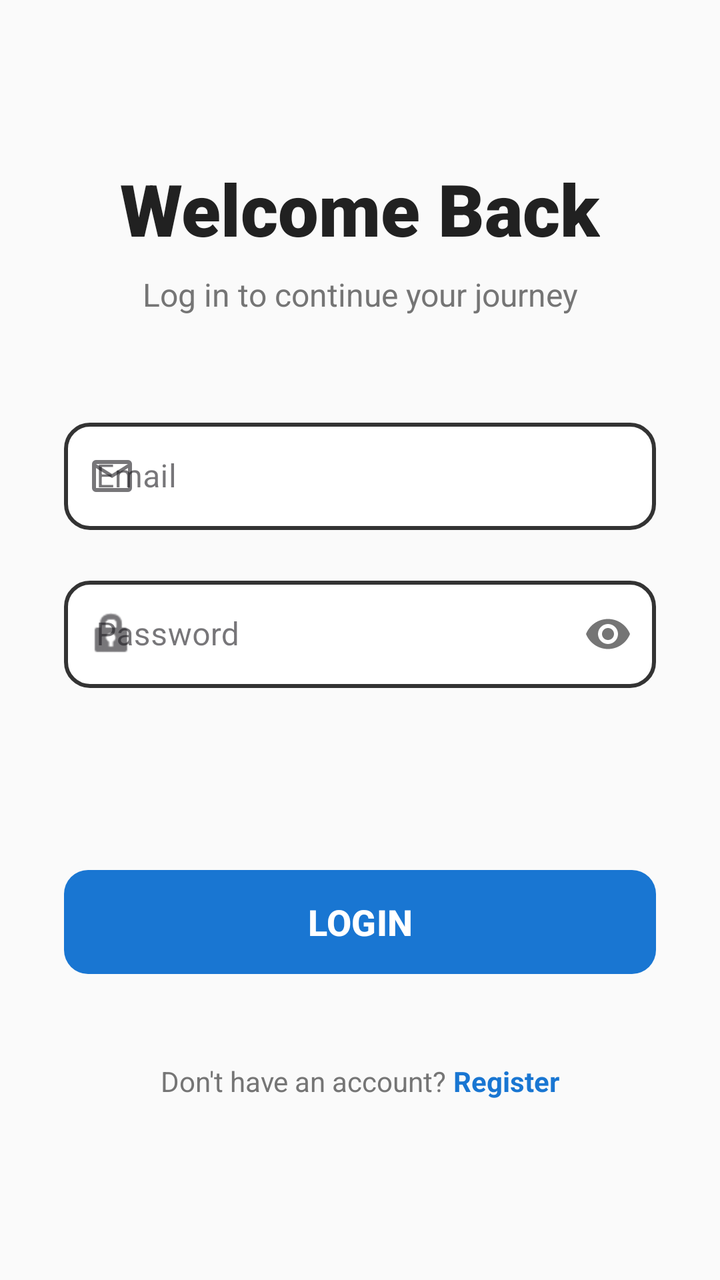
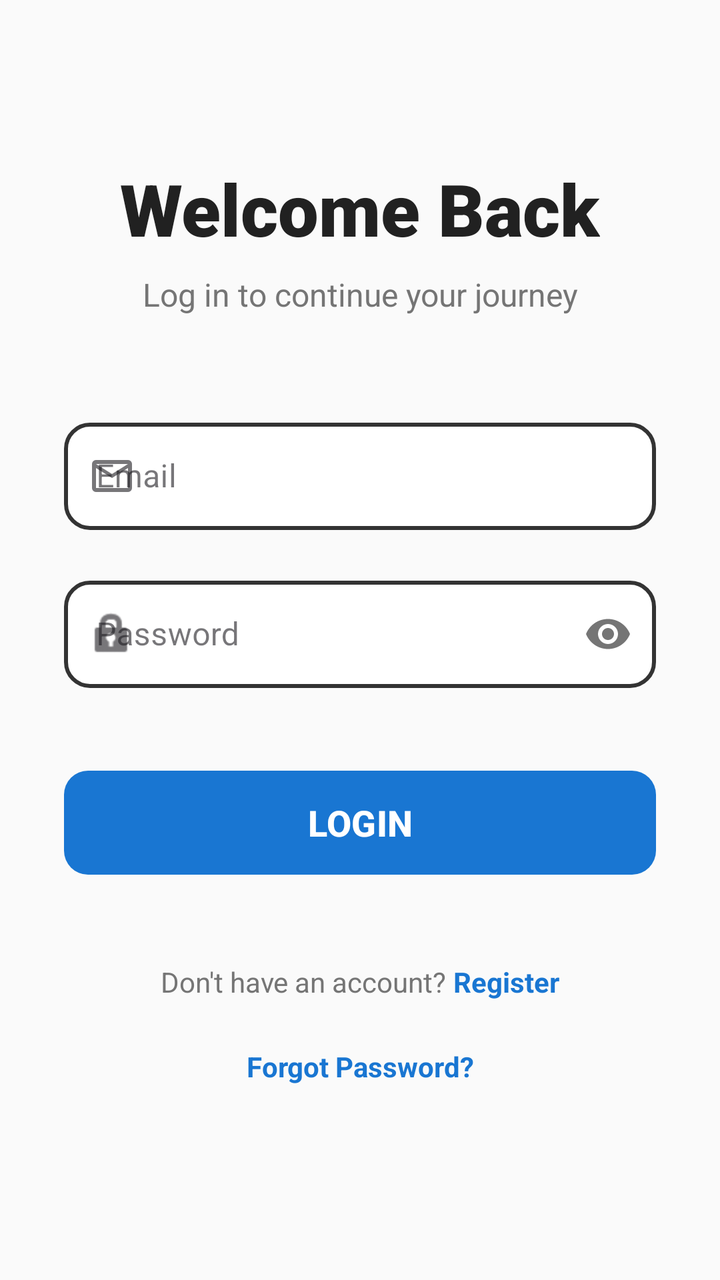

An Android layout rendered at two revisions. The XML below is the earlier revision; the diff shows what the commit changed to produce the second picture.
<!-- AndroidManifest.xml: application theme Theme.Wanderer -->
<!-- res/layout/activity_login.xml -->
<?xml version="1.0" encoding="utf-8"?>
<androidx.core.widget.NestedScrollView
    xmlns:android="http://schemas.android.com/apk/res/android"
    xmlns:app="http://schemas.android.com/apk/res-auto"
    xmlns:tools="http://schemas.android.com/tools"
    android:layout_width="match_parent"
    android:layout_height="match_parent"
    android:fillViewport="true"
    android:background="#FAFAFA"
    tools:context=".LoginActivity">

    <androidx.constraintlayout.widget.ConstraintLayout
        android:layout_width="match_parent"
        android:layout_height="wrap_content"
        android:paddingBottom="32dp"> 

        
        <TextView
            android:id="@+id/tvLoginTitle"
            android:layout_width="wrap_content"
            android:layout_height="wrap_content"
            android:layout_marginTop="80dp"
            android:fontFamily="sans-serif-black"
            android:text="Welcome Back"
            android:textColor="#212121"
            android:textSize="36sp"
            android:textStyle="bold"
            app:layout_constraintEnd_toEndOf="parent"
            app:layout_constraintStart_toStartOf="parent"
            app:layout_constraintTop_toTopOf="parent" />

        
        <TextView
            android:id="@+id/tvLoginSubtitle"
            android:layout_width="wrap_content"
            android:layout_height="wrap_content"
            android:layout_marginTop="8dp"
            android:text="Log in to continue your journey"
            android:textColor="#757575"
            android:textSize="16sp"
            app:layout_constraintEnd_toEndOf="parent"
            app:layout_constraintStart_toStartOf="parent"
            app:layout_constraintTop_toBottomOf="@id/tvLoginTitle" />

        
        <com.google.android.material.textfield.TextInputLayout
            android:id="@+id/usernameInputLayout"
            style="@style/Widget.MaterialComponents.TextInputLayout.OutlinedBox"
            android:layout_width="match_parent"
            android:layout_height="wrap_content"
            android:layout_marginHorizontal="32dp"
            android:layout_marginTop="48dp"
            android:hint="Email"
            app:boxCornerRadiusBottomEnd="12dp"
            app:boxCornerRadiusBottomStart="12dp"
            app:boxCornerRadiusTopEnd="12dp"
            app:boxCornerRadiusTopStart="12dp"
            app:startIconDrawable="@drawable/mail_icon"
            app:layout_constraintEnd_toEndOf="parent"
            app:layout_constraintStart_toStartOf="parent"
            app:layout_constraintTop_toBottomOf="@id/tvLoginSubtitle">

            <com.google.android.material.textfield.TextInputEditText
                android:id="@+id/etUsername"
                android:layout_width="match_parent"
                android:layout_height="wrap_content"
                android:background="@drawable/custom_input_border"
                android:inputType="textEmailAddress"
                android:padding="16dp"
                android:textColor="#212121"
                android:textColorHint="#757575" />
        </com.google.android.material.textfield.TextInputLayout>

        
        <com.google.android.material.textfield.TextInputLayout
            android:id="@+id/passwordInputLayout"
            style="@style/Widget.MaterialComponents.TextInputLayout.OutlinedBox"
            android:layout_width="match_parent"
            android:layout_height="wrap_content"
            android:layout_marginHorizontal="32dp"
            android:layout_marginTop="20dp"
            android:hint="Password"
            app:boxCornerRadiusBottomEnd="12dp"
            app:boxCornerRadiusBottomStart="12dp"
            app:boxCornerRadiusTopEnd="12dp"
            app:boxCornerRadiusTopStart="12dp"
            app:passwordToggleEnabled="true"
            app:startIconDrawable="@android:drawable/ic_lock_idle_lock"
            app:layout_constraintEnd_toEndOf="parent"
            app:layout_constraintStart_toStartOf="parent"
            app:layout_constraintTop_toBottomOf="@id/usernameInputLayout">

            <com.google.android.material.textfield.TextInputEditText
                android:id="@+id/etPassword"
                android:layout_width="match_parent"
                android:layout_height="wrap_content"
                android:background="@drawable/custom_input_border"
                android:inputType="textPassword"
                android:padding="16dp"
                android:textColor="#212121"
                android:textColorHint="#757575" />
        </com.google.android.material.textfield.TextInputLayout>

        

        

        

        <com.google.android.material.button.MaterialButton
            android:id="@+id/btnLogin"
            android:layout_width="match_parent"
            android:layout_height="60dp"
            android:layout_marginHorizontal="32dp"
            android:text="LOGIN"
            android:textSize="18sp"
            android:textStyle="bold"
            app:backgroundTint="#1976D2"
            app:cornerRadius="12dp"
            app:layout_constraintBottom_toBottomOf="parent"
            app:layout_constraintEnd_toEndOf="parent"
            app:layout_constraintStart_toStartOf="parent"
            app:layout_constraintTop_toBottomOf="@+id/passwordInputLayout"
            app:layout_constraintVertical_bias="0.427" />

        <LinearLayout
            android:id="@+id/layoutRegister"
            android:layout_width="wrap_content"
            android:layout_height="wrap_content"
            android:layout_marginTop="40dp"
            android:orientation="horizontal"
            app:layout_constraintEnd_toEndOf="parent"
            app:layout_constraintStart_toStartOf="parent"
            app:layout_constraintTop_toBottomOf="@id/btnLogin">

            <TextView
                android:layout_width="wrap_content"
                android:layout_height="wrap_content"
                android:text="Don't have an account? "
                android:textColor="#757575" />

            <TextView
                android:id="@+id/tvRegisterLink"
                android:layout_width="wrap_content"
                android:layout_height="wrap_content"
                android:text="Register"
                android:textColor="#1976D2"
                android:textStyle="bold" />
        </LinearLayout>

        

    </androidx.constraintlayout.widget.ConstraintLayout>
</androidx.core.widget.NestedScrollView>
<!-- resources referenced by this layout -->
<resources>
  <!-- drawable custom_input_border (drawable) -->
  <?xml version="1.0" encoding="utf-8"?>
  <shape xmlns:android="http://schemas.android.com/apk/res/android" android:shape="rectangle">
  
      
      <solid android:color="#FFFFFF" />
  
      
      <stroke
          android:width="2dp"
          android:color="#333333" />
  
      
      <corners android:radius="12dp" />
  
      
      <padding
          android:left="16dp"
          android:top="12dp"
          android:right="16dp"
          android:bottom="12dp" />
  
  </shape>
  <!-- drawable mail_icon (drawable) -->
  <vector xmlns:android="http://schemas.android.com/apk/res/android"
      android:width="24dp"
      android:height="24dp"
      android:viewportWidth="960"
      android:viewportHeight="960">
    <path
        android:pathData="M160,800q-33,0 -56.5,-23.5T80,720v-480q0,-33 23.5,-56.5T160,160h640q33,0 56.5,23.5T880,240v480q0,33 -23.5,56.5T800,800L160,800ZM480,520L160,320v400h640v-400L480,520ZM480,440 L800,240L160,240l320,200ZM160,320v-80,480 -400Z"
        android:fillColor="#e3e3e3"/>
  </vector>
  <style name="Theme.Wanderer" parent="Base.Theme.Wanderer" />
  <style name="Base.Theme.Wanderer" parent="Theme.Material3.DayNight.NoActionBar">
          
          
      </style>
</resources>

<!-- the commit's change to res/layout/activity_login.xml (unified diff, before → after) -->
@@ -121,7 +121,7 @@
             app:layout_constraintEnd_toEndOf="parent"
             app:layout_constraintStart_toStartOf="parent"
             app:layout_constraintTop_toBottomOf="@+id/passwordInputLayout"
-            app:layout_constraintVertical_bias="0.427" />
+            app:layout_constraintVertical_bias="0.183" />
 
         <LinearLayout
             android:id="@+id/layoutRegister"
@@ -146,7 +146,24 @@
                 android:text="Register"
                 android:textColor="#1976D2"
                 android:textStyle="bold" />
+
         </LinearLayout>
+
+        <TextView
+            android:id="@+id/tvForgotPassword"
+            android:layout_width="wrap_content"
+            android:layout_height="wrap_content"
+            android:layout_marginTop="20dp"
+            android:text="Forgot Password?"
+            android:textColor="#1976D2"
+            android:textSize="14sp"
+            android:textStyle="bold"
+            app:layout_constraintBottom_toBottomOf="parent"
+            app:layout_constraintEnd_toEndOf="parent"
+            app:layout_constraintStart_toStartOf="parent"
+            app:layout_constraintTop_toBottomOf="@+id/layoutRegister"
+            app:layout_constraintVertical_bias="0.049"
+            tools:ignore="MissingConstraints" />
 
         
 
